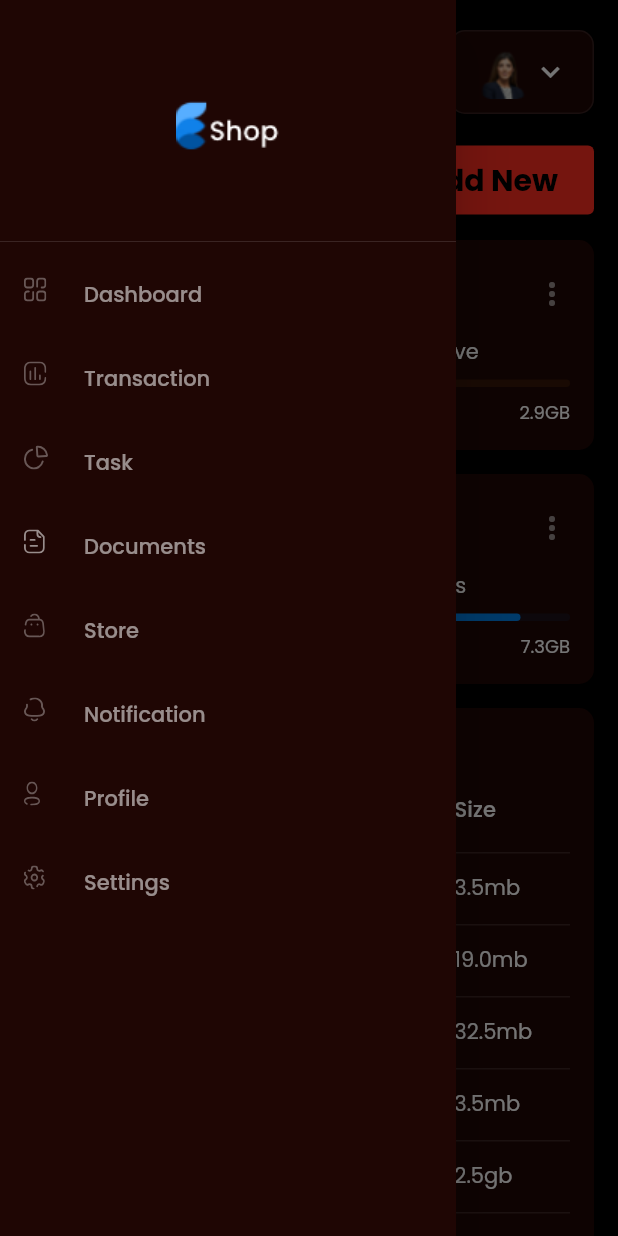
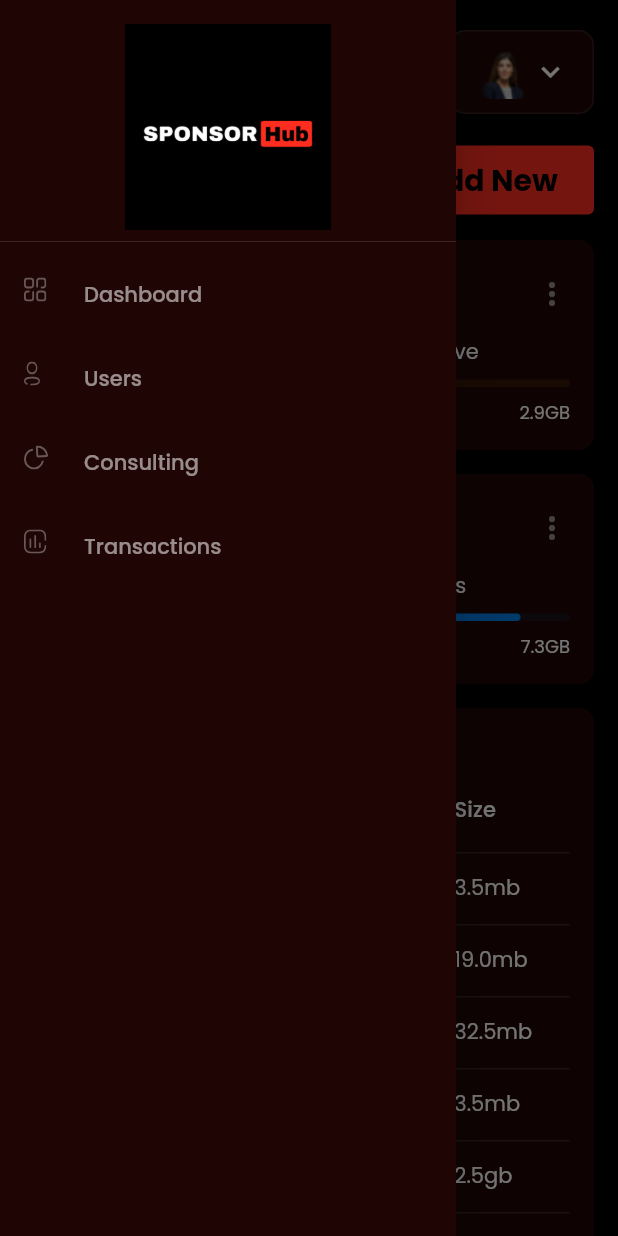
Before and after one commit to SanchitDang/sponsor_hub_admin, a Flutter app: the screen it shows after launch, in the side drawer, after a tap on the "menu" icon, on a phone screen of 412 x 824 dp. Run offline on Flutter 3.47's test engine with Material 2 defaults, Android fonts, the phone set to English and light mode, and no system bars; our stand-ins replace cloud_firestore, firebase_core, fl_chart, flutter_svg, get, google_fonts; accounts and stored records are empty.

Commit message:
users module added

```diff
--- a/lib/controllers/MenuAppController.dart
+++ b/lib/controllers/MenuAppController.dart
@@ -1,6 +1,7 @@
 import 'package:flutter/material.dart';
+import 'package:get/get.dart';
 
-class MenuAppController extends ChangeNotifier {
+class MenuAppController extends GetxController {
   final GlobalKey<ScaffoldState> _scaffoldKey = GlobalKey<ScaffoldState>();
 
   GlobalKey<ScaffoldState> get scaffoldKey => _scaffoldKey;
--- a/lib/main.dart
+++ b/lib/main.dart
@@ -1,19 +1,35 @@
 import 'package:admin/constants.dart';
 import 'package:admin/controllers/MenuAppController.dart';
 import 'package:admin/screens/main/main_screen.dart';
+import 'package:firebase_core/firebase_core.dart';
+import 'package:flutter/foundation.dart';
 import 'package:flutter/material.dart';
+import 'package:get/get.dart';
 import 'package:google_fonts/google_fonts.dart';
-import 'package:provider/provider.dart';
 
-void main() {
+void main() async {
+  WidgetsFlutterBinding.ensureInitialized();
+  if (kIsWeb) {
+    await Firebase.initializeApp(
+        options: const FirebaseOptions(
+            apiKey: "AIzaSyBehLAJU2KHPyLtQVuNEVc-Og_9qiCHMQo",
+            authDomain: "sponsor-hub-dnm.firebaseapp.com",
+            projectId: "sponsor-hub-dnm",
+            storageBucket: "sponsor-hub-dnm.appspot.com",
+            messagingSenderId: "410149639120",
+            appId: "1:410149639120:web:c40553bda028343a4c5fd5"
+        ));
+  } else {
+    await Firebase.initializeApp();
+  }
+  Get.put(MenuAppController());
   runApp(MyApp());
 }
 
 class MyApp extends StatelessWidget {
-  // This widget is the root of your application.
   @override
   Widget build(BuildContext context) {
-    return MaterialApp(
+    return GetMaterialApp(
       debugShowCheckedModeBanner: false,
       title: 'SponsorHub Admin',
       theme: ThemeData.dark().copyWith(
@@ -22,14 +38,7 @@ class MyApp extends StatelessWidget {
             .apply(bodyColor: Colors.white),
         canvasColor: secondaryColor,
       ),
-      home: MultiProvider(
-        providers: [
-          ChangeNotifierProvider(
-            create: (context) => MenuAppController(),
-          ),
-        ],
-        child: MainScreen(),
-      ),
+      home: MainScreen(),
     );
   }
 }
--- a/lib/screens/dashboard/components/header.dart
+++ b/lib/screens/dashboard/components/header.dart
@@ -2,7 +2,7 @@ import 'package:admin/controllers/MenuAppController.dart';
 import 'package:admin/responsive.dart';
 import 'package:flutter/material.dart';
 import 'package:flutter_svg/flutter_svg.dart';
-import 'package:provider/provider.dart';
+import 'package:get/get.dart';
 
 import '../../../constants.dart';
 
@@ -13,12 +13,14 @@ class Header extends StatelessWidget {
 
   @override
   Widget build(BuildContext context) {
+    final MenuAppController menuAppController = Get.find<MenuAppController>();
+
     return Row(
       children: [
         if (!Responsive.isDesktop(context))
           IconButton(
             icon: Icon(Icons.menu),
-            onPressed: context.read<MenuAppController>().controlMenu,
+            onPressed: menuAppController.controlMenu,
           ),
         if (!Responsive.isMobile(context))
           Text(
--- a/lib/screens/main/components/side_menu.dart
+++ b/lib/screens/main/components/side_menu.dart
@@ -1,5 +1,8 @@
 import 'package:flutter/material.dart';
 import 'package:flutter_svg/flutter_svg.dart';
+
+import '../../users/users_screen.dart';
+import '../main_screen.dart';
 
 class SideMenu extends StatelessWidget {
   const SideMenu({
@@ -17,41 +20,39 @@ class SideMenu extends StatelessWidget {
           DrawerListTile(
             title: "Dashboard",
             svgSrc: "assets/icons/menu_dashboard.svg",
-            press: () {},
+            press: () {
+              Navigator.pushReplacement(
+                context,
+                PageRouteBuilder(
+                  pageBuilder: (context, animation, secondaryAnimation) =>
+                      MainScreen(),
+                  transitionDuration: Duration.zero,
+                ),
+              );
+            },
           ),
           DrawerListTile(
-            title: "Transaction",
-            svgSrc: "assets/icons/menu_tran.svg",
-            press: () {},
+            title: "Users",
+            svgSrc: "assets/icons/menu_profile.svg",
+            press: () {
+              Navigator.pushReplacement(
+                context,
+                PageRouteBuilder(
+                  pageBuilder: (context, animation, secondaryAnimation) =>
+                      UsersScreen(),
+                  transitionDuration: Duration.zero,
+                ),
+              );
+            },
           ),
           DrawerListTile(
-            title: "Task",
+            title: "Consulting",
             svgSrc: "assets/icons/menu_task.svg",
             press: () {},
           ),
           DrawerListTile(
-            title: "Documents",
-            svgSrc: "assets/icons/menu_doc.svg",
-            press: () {},
-          ),
-          DrawerListTile(
-            title: "Store",
-            svgSrc: "assets/icons/menu_store.svg",
-            press: () {},
-          ),
-          DrawerListTile(
-            title: "Notification",
-            svgSrc: "assets/icons/menu_notification.svg",
-            press: () {},
-          ),
-          DrawerListTile(
-            title: "Profile",
-            svgSrc: "assets/icons/menu_profile.svg",
-            press: () {},
-          ),
-          DrawerListTile(
-            title: "Settings",
-            svgSrc: "assets/icons/menu_setting.svg",
+            title: "Transactions",
+            svgSrc: "assets/icons/menu_tran.svg",
             press: () {},
           ),
         ],
--- a/lib/screens/main/main_screen.dart
+++ b/lib/screens/main/main_screen.dart
@@ -2,15 +2,18 @@ import 'package:admin/controllers/MenuAppController.dart';
 import 'package:admin/responsive.dart';
 import 'package:admin/screens/dashboard/dashboard_screen.dart';
 import 'package:flutter/material.dart';
-import 'package:provider/provider.dart';
+import 'package:get/get.dart';
 
 import 'components/side_menu.dart';
 
 class MainScreen extends StatelessWidget {
+
   @override
   Widget build(BuildContext context) {
+    final MenuAppController menuAppController = Get.find<MenuAppController>();
+
     return Scaffold(
-      key: context.read<MenuAppController>().scaffoldKey,
+      key: menuAppController.scaffoldKey,
       drawer: SideMenu(),
       body: SafeArea(
         child: Row(
```
Also changed, not shown: lib/models/user_model.dart (added, +59 -0 lines), lib/screens/users/components/all_users.dart (added, +93 -0 lines), lib/screens/users/update_user.dart (added, +142 -0 lines), lib/screens/users/user_profile_controller.dart (added, +67 -0 lines), lib/screens/users/users_screen.dart (added, +50 -0 lines), lib/services/firebase_firestore_service.dart (added, +57 -0 lines), pubspec.yaml (+10 -4 lines), assets/images/logo.png, pubspec.lock, 1 other file.
